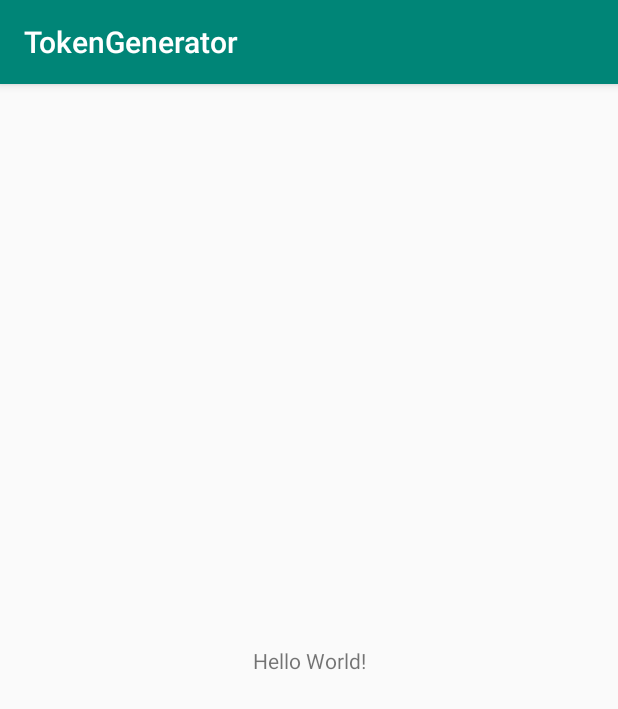
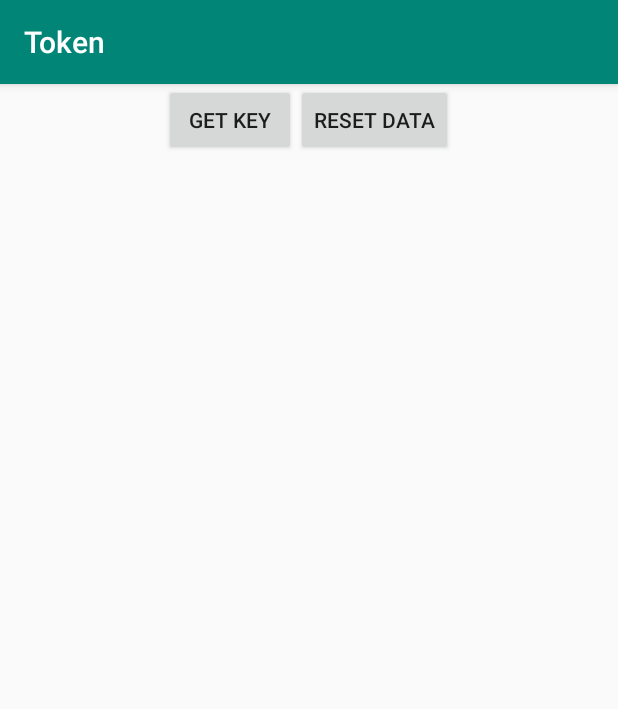
Before and after one commit to wesleyribeirobarbosa/TokenGen, an Android app: the screen it shows after launch (MainActivity), on a phone screen of 412 x 824 dp. Shown: the top 709 px of the screen. Run offline under Robolectric (Android 15) with nearby library versions, the phone set to English and light mode, and no system bars; libraries missing offline, so code that uses them is left out: com.google.zxing.integration; 1 statement that could not run was skipped.

Commit message:
Inclusão da leitura do QR Code.

```diff
--- a/app/build.gradle
+++ b/app/build.gradle
@@ -36,4 +36,6 @@ dependencies {
     testImplementation 'junit:junit:4.12'
     androidTestImplementation 'com.android.support.test:runner:1.0.2'
     androidTestImplementation 'com.android.support.test.espresso:espresso-core:3.0.2'
+    implementation 'com.google.zxing:core:3.3.0'
+    implementation 'com.journeyapps:zxing-android-embedded:3.3.0@aar'
 }
--- a/app/src/main/java/com/wesley/tokengenerator/MainActivity.java
+++ b/app/src/main/java/com/wesley/tokengenerator/MainActivity.java
@@ -1,12 +1,32 @@
 package com.wesley.tokengenerator;
 
+import android.app.Activity;
+import android.content.Context;
+import android.content.Intent;
+import android.content.SharedPreferences;
+import android.support.annotation.Nullable;
 import android.support.v7.app.AppCompatActivity;
 import android.os.Bundle;
+import android.view.View;
+import android.widget.Button;
 import android.widget.TextView;
+import android.widget.Toast;
+
+import com.google.zxing.integration.android.IntentIntegrator;
+import com.google.zxing.integration.android.IntentResult;
+
+import org.json.JSONException;
+import org.json.JSONObject;
 
 public class MainActivity extends AppCompatActivity {
 
-    // Used to load the 'native-lib' library on application startup.
+    private Button btnGetKey;
+    private Button btnResetData;
+    private TextView txtQRCode;
+    private final Activity activity = this;
+    private SharedPreferences sharedPreferences;
+
+    //Carrega a Lib responsável pela chamada do método de geração do Hash
     static {
         System.loadLibrary("otpjni");
     }
@@ -15,14 +35,77 @@ public class MainActivity extends AppCompatActivity {
     protected void onCreate(Bundle savedInstanceState) {
         super.onCreate(savedInstanceState);
         setContentView(R.layout.activity_main);
+        sharedPreferences = getSharedPreferences("KEY-TOKEN", Context.MODE_PRIVATE);
+        initializeComponents();
+        String keyToken = sharedPreferences.getString("KEY-TOKEN", "empty");
+        if(!keyToken.equals("empty")){
+            btnGetKey.setVisibility(View.INVISIBLE);
+            btnGetKey.setEnabled(false);
+            txtQRCode.setText(keyToken);
+        }
+    }
 
-        // Example of a call to a native method
-        TextView tv = findViewById(R.id.sample_text);
-        tv.setText(generateOtp("teste"));
+    private void initializeComponents() {
+
+        btnGetKey = (Button) findViewById(R.id.btnGetKey);
+        btnGetKey.setOnClickListener(new View.OnClickListener() {
+            @Override
+            public void onClick(View v) {
+                IntentIntegrator integrator = new IntentIntegrator(activity);
+                integrator.setDesiredBarcodeFormats(IntentIntegrator.QR_CODE_TYPES);
+                integrator.setPrompt("Camera Scan");
+                integrator.setCameraId(0);
+                integrator.initiateScan();
+            }
+        });
+        btnResetData = (Button) findViewById(R.id.btnResetData);
+        btnResetData.setOnClickListener(new View.OnClickListener() {
+            @Override
+            public void onClick(View v) {
+                SharedPreferences.Editor editor = sharedPreferences.edit();
+                editor.putString("KEY-TOKEN","empty");
+                editor.apply();
+                btnGetKey.setEnabled(true);
+                btnGetKey.setVisibility(View.VISIBLE);
+                txtQRCode.setText("");
+            }
+        });
+        txtQRCode = (TextView) findViewById(R.id.txtQRCode);
+    }
+
+    @Override
+    protected void onActivityResult(int requestCode, int resultCode, @Nullable Intent data) {
+
+        IntentResult result = IntentIntegrator.parseActivityResult(requestCode,resultCode,data);
+        if(result != null){
+            if(result.getContents() != null){
+                try {
+                    JSONObject scanQR = new JSONObject(result.getContents());
+                    String key  = scanQR.getString("key");
+                    txtQRCode.setText(key);
+                    SharedPreferences.Editor editor = sharedPreferences.edit();
+                    editor.putString("KEY-TOKEN",key);
+                    editor.apply();
+                    btnGetKey.setEnabled(false);
+                    btnGetKey.setVisibility(View.INVISIBLE);
+                } catch (JSONException e) {
+                    e.printStackTrace();
+                    Alert("Erro ao interpretar código!");
+                }
+            }else{
+                Alert("Canceled!");
+            }
+        }else{
+            super.onActivityResult(requestCode, resultCode, data);
+        }
+    }
+
+    private void Alert(String msg){
+        Toast.makeText(getApplicationContext(), msg, Toast.LENGTH_SHORT).show();
     }
 
     /**
-     * A native method that is implemented by the 'native-lib' native library,
+     * A native method that is implemented by the 'otpjni' library,
      * which is packaged with this application.
      */
     public native String generateOtp(String key);
--- a/app/src/main/res/layout/activity_main.xml
+++ b/app/src/main/res/layout/activity_main.xml
@@ -1,19 +1,37 @@
 <?xml version="1.0" encoding="utf-8"?>
-<android.support.constraint.ConstraintLayout xmlns:android="http://schemas.android.com/apk/res/android"
+<LinearLayout
+    xmlns:android="http://schemas.android.com/apk/res/android"
+    xmlns:tools="http://schemas.android.com/tools"
     xmlns:app="http://schemas.android.com/apk/res-auto"
-    xmlns:tools="http://schemas.android.com/tools"
     android:layout_width="match_parent"
     android:layout_height="match_parent"
-    tools:context=".MainActivity">
+    tools:context=".MainActivity"
+    android:orientation="vertical">
+
+    <android.support.v7.widget.LinearLayoutCompat
+        android:layout_width="match_parent"
+        android:layout_height="wrap_content"
+        android:orientation="horizontal"
+        android:gravity="center">
+
+        <Button
+            android:id="@+id/btnGetKey"
+            android:layout_width="wrap_content"
+            android:layout_height="wrap_content"
+            android:text="@string/getKeyBtn"/>
+
+        <Button
+            android:id="@+id/btnResetData"
+            android:layout_width="wrap_content"
+            android:layout_height="wrap_content"
+            android:text="@string/resetDataBtn"/>
+
+    </android.support.v7.widget.LinearLayoutCompat>
 
     <TextView
-        android:id="@+id/sample_text"
+        android:id="@+id/txtQRCode"
         android:layout_width="wrap_content"
         android:layout_height="wrap_content"
-        android:text="Hello World!"
-        app:layout_constraintBottom_toBottomOf="parent"
-        app:layout_constraintLeft_toLeftOf="parent"
-        app:layout_constraintRight_toRightOf="parent"
-        app:layout_constraintTop_toTopOf="parent" />
+        android:layout_gravity="center"/>
 
-</android.support.constraint.ConstraintLayout>
+</LinearLayout>
--- a/app/src/main/res/values/strings.xml
+++ b/app/src/main/res/values/strings.xml
@@ -1,3 +1,5 @@
 <resources>
-    <string name="app_name">TokenGenerator</string>
+    <string name="app_name">Token</string>
+    <string name="getKeyBtn">Get Key</string>
+    <string name="resetDataBtn">Reset Data</string>
 </resources>
```
